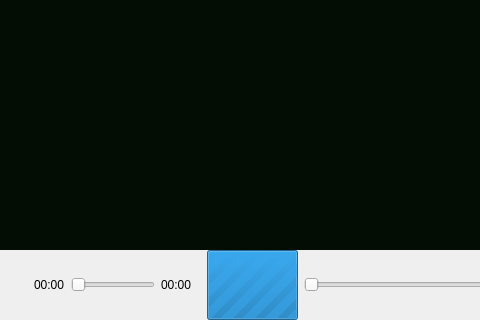
Before: the Qt Designer form videonowplayingwindow.ui in gidzzz/openmediaplayer, drawn with Qt 5; both pictures show x 156 to 636 and y 160 to 480 of the 800 by 480 pixel window.
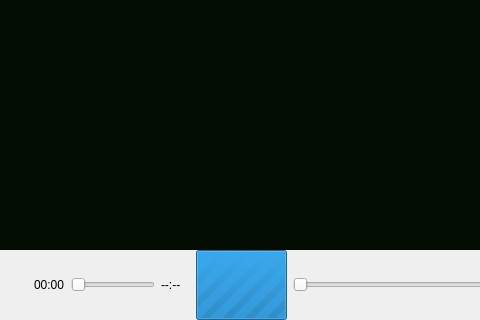
After: the same form once the commit is applied.

```diff
--- a/videonowplayingwindow.ui
+++ b/videonowplayingwindow.ui
@@ -263,7 +263,7 @@
               </sizepolicy>
              </property>
              <property name="text">
-              <string notr="true">00:00</string>
+              <string notr="true">--:--</string>
              </property>
             </widget>
            </item>
```
